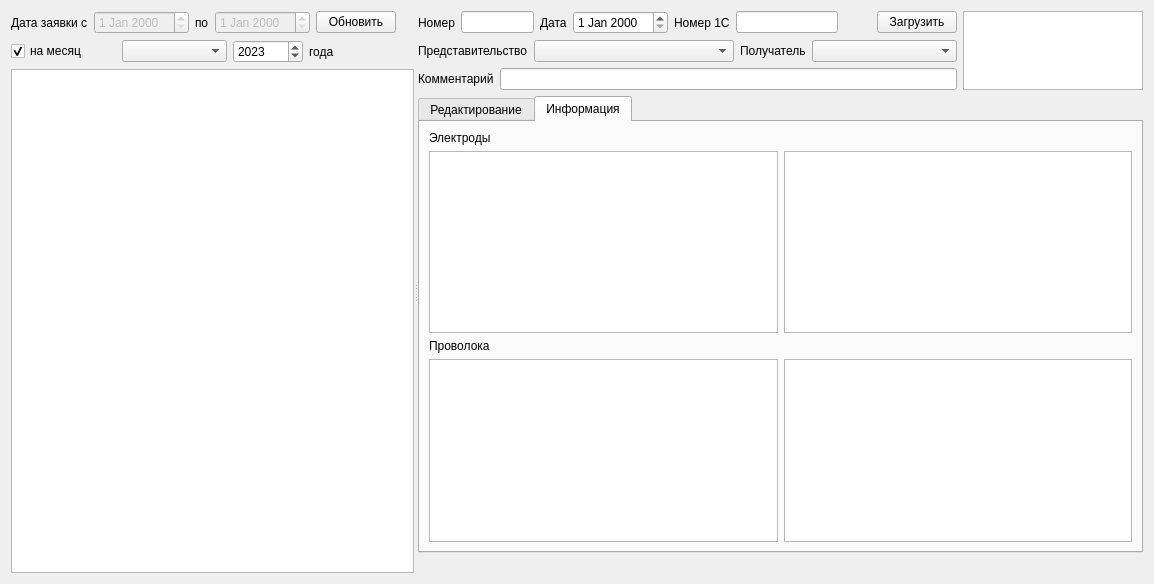
This is formrequests.ui in Sergeyego/warehouse as Qt 5 draws it before an edit. The edited form follows.
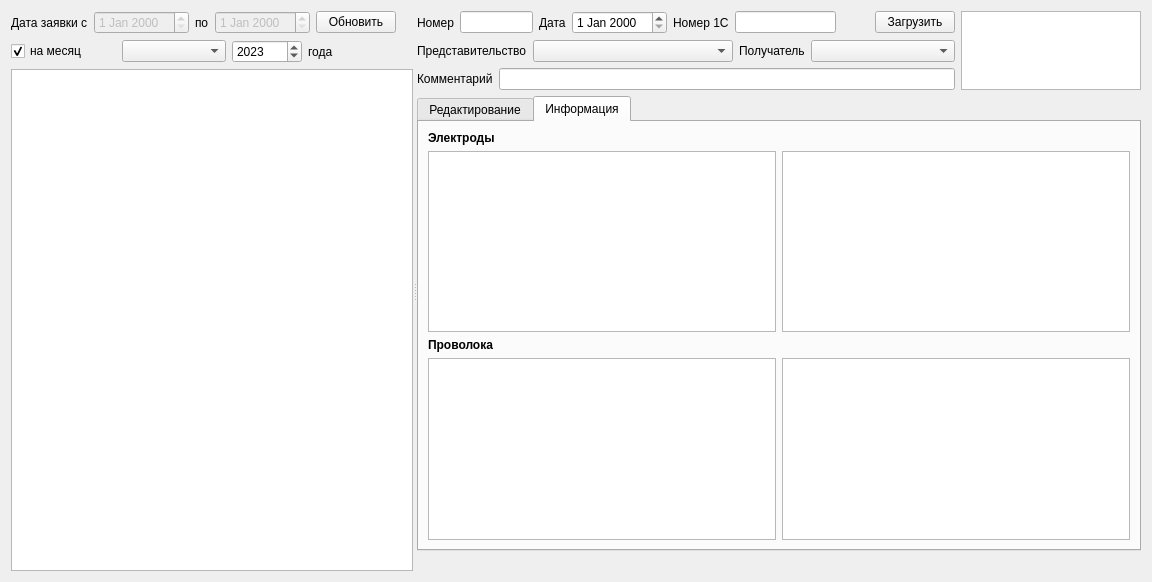
This is the edited form. The open tabs and pages were chosen to show the change. Custom widgets are drawn as their Qt base class.

Commit message: загрузка xmldata в db

What changed in the file:
```diff
--- a/formrequests.ui
+++ b/formrequests.ui
@@ -6,8 +6,8 @@
    <rect>
     <x>0</x>
     <y>0</y>
-    <width>1154</width>
-    <height>584</height>
+    <width>1152</width>
+    <height>582</height>
    </rect>
   </property>
   <property name="windowTitle">
@@ -333,7 +333,13 @@
           </attribute>
           <layout class="QVBoxLayout" name="verticalLayout_4">
            <item>
-            <widget class="QLabel" name="label_8">
+            <widget class="QLabel" name="labelElStatSum">
+             <property name="font">
+              <font>
+               <weight>75</weight>
+               <bold>true</bold>
+              </font>
+             </property>
              <property name="text">
               <string>Электроды</string>
              </property>
@@ -357,7 +363,13 @@
             </layout>
            </item>
            <item>
-            <widget class="QLabel" name="label_9">
+            <widget class="QLabel" name="labelWireStatSum">
+             <property name="font">
+              <font>
+               <weight>75</weight>
+               <bold>true</bold>
+              </font>
+             </property>
              <property name="text">
               <string>Проволока</string>
              </property>
```
The commit also changes 2 other files.
